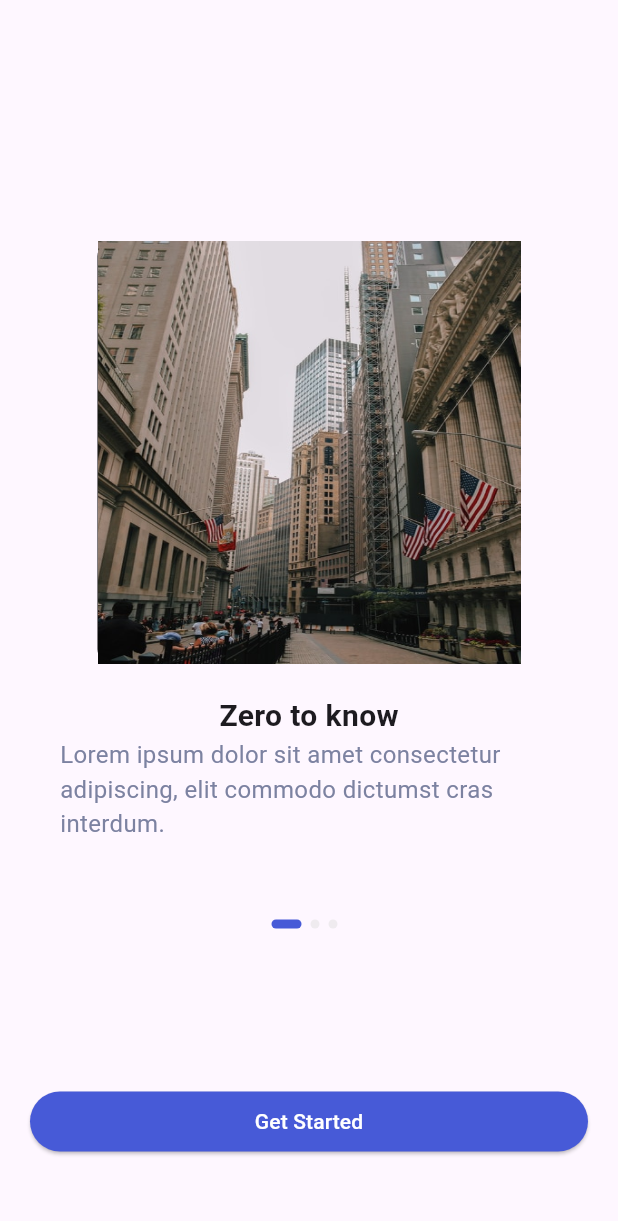
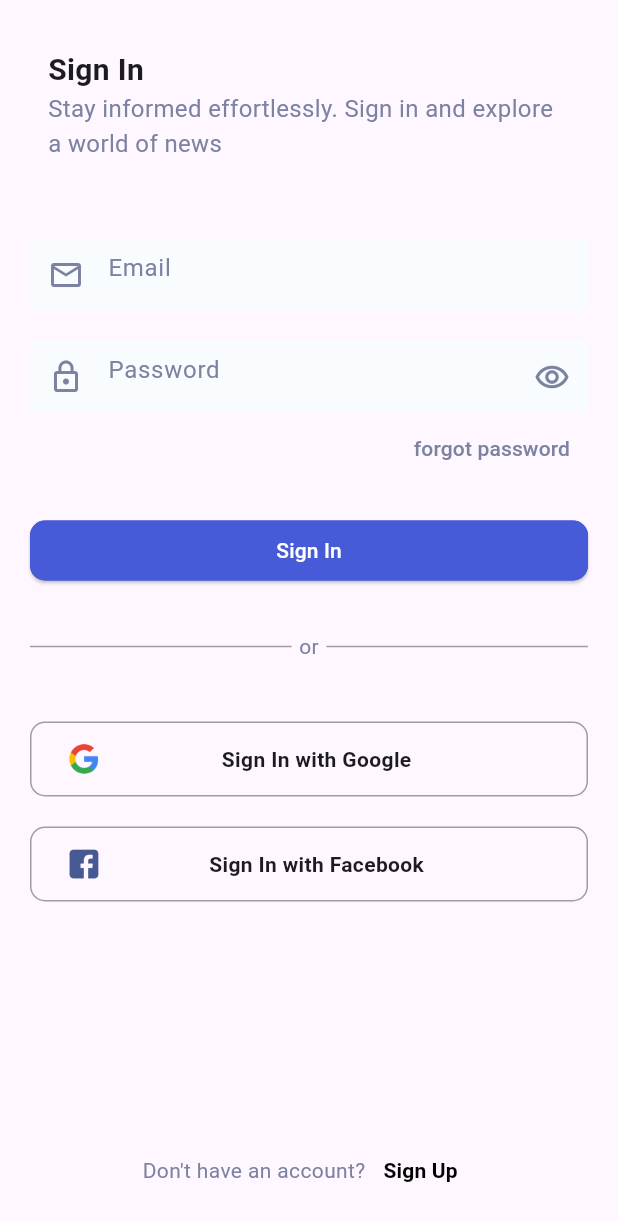
Before and after one commit to daveragos/news_test, a Flutter app: the screen it shows after launch, on a phone screen of 412 x 824 dp. Shown: the top 1221 px of the screen. Run offline on Flutter 3.47's test engine with Material 3 defaults, Android fonts, the phone set to English and light mode, and no system bars.

Commit message:
sign in page

```diff
--- a/lib/main.dart
+++ b/lib/main.dart
@@ -1,5 +1,6 @@
 import 'package:flutter/material.dart';
 import 'package:news_test/screens/onboarding.dart';
+import 'package:news_test/screens/sign_in.dart';
 
 void main() {
   runApp(const MainApp());
@@ -11,10 +12,8 @@ class MainApp extends StatelessWidget {
   @override
   Widget build(BuildContext context) {
     return const MaterialApp(
-      //change the theme of primary button
-
       debugShowCheckedModeBanner: false,
-      home: Onboarding(),
+      home: SignIn(),
     );
   }
 }
--- a/lib/screens/onboarding.dart
+++ b/lib/screens/onboarding.dart
@@ -1,4 +1,5 @@
 import 'package:flutter/material.dart';
+import 'package:news_test/widgets/c_button.dart';
 import 'package:news_test/widgets/carousel.dart';
 import 'package:news_test/widgets/dots.dart';
 
@@ -77,14 +78,10 @@ class _OnboardingState extends State<Onboarding> {
             Row(
               children: [
                 Expanded(
-                  child: ElevatedButton(
-                      onPressed: () {},
-                      style: ButtonStyle(
-                          foregroundColor:
-                              WidgetStateProperty.all(Colors.white),
-                          backgroundColor:
-                              WidgetStateProperty.all(Color(0xFF475AD7))),
-                      child: Text('Get Started')),
+                  child: CButton(
+                    text: 'Get Started',
+                    onPressed: () {},
+                  ),
                 ),
               ],
             ),
--- /dev/null
+++ b/lib/screens/sign_in.dart
@@ -0,0 +1,210 @@
+import 'package:flutter/material.dart';
+import 'package:news_test/utils/konstants.dart';
+import 'package:news_test/widgets/c_button.dart';
+import 'package:news_test/widgets/c_text_field.dart';
+import 'package:news_test/widgets/text_pair.dart';
+
+class SignIn extends StatefulWidget {
+  const SignIn({super.key});
+
+  @override
+  State<SignIn> createState() => _SignInState();
+}
+
+class _SignInState extends State<SignIn> {
+  TextEditingController emailText = TextEditingController();
+  TextEditingController passwordText = TextEditingController();
+  @override
+  Widget build(BuildContext context) {
+    return Scaffold(
+      body: SafeArea(
+        child: Padding(
+          padding: const EdgeInsets.symmetric(horizontal: 20.0),
+          child: Column(
+            mainAxisAlignment: MainAxisAlignment.start,
+            children: [
+              const SizedBox(
+                height: 20,
+              ),
+              //title
+              TextPair(
+                  title: 'Sign In',
+                  desc:
+                      'Stay informed effortlessly. Sign in and explore a world of news'),
+              const SizedBox(
+                height: 40,
+              ),
+              //EmailField
+              cTextField(
+                  passwordText: emailText,
+                  icon: Icons.email_outlined,
+                  obscure: false,
+                  hint: 'Email'),
+              const SizedBox(
+                height: 20,
+              ),
+              //PasswordField
+              cTextField(
+                passwordText: passwordText,
+                hint: 'Password',
+                icon: Icons.lock_outline,
+                obscure: true,
+              ),
+              //forgot
+              Row(
+                mainAxisAlignment: MainAxisAlignment.end,
+                children: [
+                  TextButton(
+                      onPressed: () {},
+                      child: Text(
+                        'forgot password',
+                        style: TextStyle(color: Konstants().kColor),
+                      ))
+                ],
+              ),
+              //signIn Button
+              const SizedBox(
+                height: 20,
+              ),
+              Row(
+                children: [
+                  Expanded(child: CButton(text: 'Sign In', onPressed: () {})),
+                ],
+              ),
+              const SizedBox(
+                height: 30,
+              ),
+              //or
+              Row(
+                children: [
+                  const Expanded(
+                    child: Divider(
+                      color: Colors.grey,
+                    ),
+                  ),
+                  const SizedBox(
+                    width: 5,
+                  ),
+                  Text(
+                    'or',
+                    style: TextStyle(color: Konstants().kColor),
+                  ),
+                  const SizedBox(
+                    width: 5,
+                  ),
+                  const Expanded(
+                    child: Divider(
+                      color: Colors.grey,
+                    ),
+                  ),
+                ],
+              ),
+              const SizedBox(
+                height: 40,
+              ),
+
+              //google
+              GestureDetector(
+                onTap: () {
+                  print('google');
+                },
+                child: const ImgButton(
+                  image: 'assets/images/google.png',
+                  text: 'Sign In with Google',
+                ),
+              ),
+              const SizedBox(
+                height: 20,
+              ),
+
+              //facebook
+              GestureDetector(
+                onTap: () {
+                  print('facebook');
+                },
+                child: const ImgButton(
+                    image: 'assets/images/facebook.png',
+                    text: 'Sign In with Facebook'),
+              ),
+              const Spacer(),
+
+              //signUp
+              Row(
+                mainAxisAlignment: MainAxisAlignment.center,
+                children: [
+                  Text(
+                    'Don\'t have an account?',
+                    style: TextStyle(color: Konstants().kColor),
+                  ),
+                  TextButton(
+                      onPressed: () {},
+                      child: const Text(
+                        'Sign Up',
+                        style: TextStyle(
+                            color: Colors.black, fontWeight: FontWeight.bold),
+                      )),
+                ],
+              ),
+              const SizedBox(
+                height: 20,
+              ),
+            ],
+          ),
+        ),
+      ),
+    );
+  }
+}
+
+class ImgButton extends StatelessWidget {
+  const ImgButton({
+    super.key,
+    required this.image,
+    required this.text,
+  });
+  final String image;
+  final String text;
+  @override
+  Widget build(BuildContext context) {
+    return Row(
+      children: [
+        Expanded(
+          child: Container(
+              height: 50,
+              width: 50,
+              decoration: BoxDecoration(
+                color: Colors.transparent,
+                border: Border.all(color: Colors.grey),
+                shape: BoxShape.rectangle,
+                borderRadius: BorderRadius.circular(10),
+              ),
+              child: Row(
+                mainAxisAlignment: MainAxisAlignment.center,
+                children: [
+                  Align(
+                    alignment: Alignment.centerLeft,
+                    child: Padding(
+                      padding: const EdgeInsets.only(left: 20),
+                      child: Image.asset(
+                        image,
+                        height: 30,
+                        width: 30,
+                      ),
+                    ),
+                  ),
+                  const Spacer(),
+                  Padding(
+                    padding: const EdgeInsets.only(right: 40),
+                    child: Text(
+                      text,
+                      style: const TextStyle(fontWeight: FontWeight.bold),
+                    ),
+                  ),
+                  const Spacer(),
+                ],
+              )),
+        ),
+      ],
+    );
+  }
+}
--- /dev/null
+++ b/lib/utils/konstants.dart
@@ -0,0 +1,5 @@
+import 'package:flutter/material.dart';
+
+class Konstants {
+  var kColor = Color(0xFF7C82A1);
+}
--- /dev/null
+++ b/lib/widgets/c_button.dart
@@ -0,0 +1,28 @@
+import 'package:flutter/material.dart';
+
+class CButton extends StatelessWidget {
+  CButton({
+    super.key,
+    required this.text,
+    this.onPressed,
+  });
+  final String text;
+  final VoidCallback? onPressed;
+
+  @override
+  Widget build(BuildContext context) {
+    return ElevatedButton(
+        onPressed: onPressed ?? () {},
+        style: ButtonStyle(
+          shape: WidgetStateProperty.all<RoundedRectangleBorder>(
+              RoundedRectangleBorder(
+                  borderRadius: BorderRadius.circular(10.0),
+                  side: BorderSide(color: Color(0xFF475AD7)))),
+          foregroundColor: WidgetStateProperty.all(Colors.white),
+          backgroundColor: WidgetStateProperty.all(
+            Color(0xFF475AD7),
+          ),
+        ),
+        child: Text(text));
+  }
+}
--- /dev/null
+++ b/lib/widgets/c_text_field.dart
@@ -0,0 +1,44 @@
+import 'package:flutter/material.dart';
+import 'package:news_test/utils/konstants.dart';
+
+class cTextField extends StatelessWidget {
+  const cTextField(
+      {super.key,
+      required this.passwordText,
+      required this.icon,
+      required this.obscure,
+      required this.hint});
+
+  final TextEditingController passwordText;
+  final IconData icon;
+  final bool obscure;
+  final String hint;
+
+  @override
+  Widget build(BuildContext context) {
+    return TextField(
+      controller: passwordText,
+      obscureText: obscure,
+      decoration: InputDecoration(
+          focusedBorder: InputBorder.none,
+          enabledBorder: InputBorder.none,
+          filled: true,
+          fillColor: Color(0xFFF9FCFE),
+          hintText: hint,
+          hintStyle: TextStyle(color: Konstants().kColor),
+          prefixIcon: Icon(
+            icon,
+            color: Konstants().kColor,
+          ),
+          suffixIcon: obscure
+              ? IconButton(
+                  onPressed: () {},
+                  icon: Icon(
+                    Icons.remove_red_eye_outlined,
+                    color: Konstants().kColor,
+                  ))
+              : SizedBox(),
+          border: OutlineInputBorder(borderRadius: BorderRadius.circular(10))),
+    );
+  }
+}
--- a/lib/widgets/carousel.dart
+++ b/lib/widgets/carousel.dart
@@ -1,4 +1,6 @@
 import 'package:flutter/material.dart';
+import 'package:news_test/utils/konstants.dart';
+import 'package:news_test/widgets/text_pair.dart';
 
 class Carousel extends StatelessWidget {
   const Carousel(
@@ -30,6 +32,8 @@ class Carousel extends StatelessWidget {
           ),
         ),
         SizedBox(height: 20),
+        Column(
+          children: [
             Text(
               title,
               style: const TextStyle(
@@ -42,12 +46,14 @@ class Carousel extends StatelessWidget {
               child: Text(
                 desc,
                 style: TextStyle(
-              color: Color(0xFF7C82A1),
+                  color: Konstants().kColor,
                   fontSize: 16,
                 ),
               ),
             ),
           ],
+        )
+      ],
     );
   }
 }
--- /dev/null
+++ b/lib/widgets/text_pair.dart
@@ -0,0 +1,49 @@
+import 'package:flutter/material.dart';
+import 'package:news_test/utils/konstants.dart';
+
+class TextPair extends StatelessWidget {
+  TextPair({
+    super.key,
+    required this.title,
+    required this.desc,
+    this.extra,
+  });
+
+  final String title;
+  final String desc;
+  Widget? extra;
+
+  @override
+  Widget build(BuildContext context) {
+    return Padding(
+      padding: const EdgeInsets.all(12.0),
+      child: Column(
+        crossAxisAlignment: CrossAxisAlignment.start,
+        children: [
+          Row(
+            children: [
+              Text(
+                title,
+                style: const TextStyle(
+                  fontSize: 20,
+                  fontWeight: FontWeight.bold,
+                ),
+              ),
+              SizedBox(
+                width: 20,
+              ),
+              extra ?? SizedBox(),
+            ],
+          ),
+          Text(
+            desc,
+            style: TextStyle(
+              color: Konstants().kColor,
+              fontSize: 16,
+            ),
+          ),
+        ],
+      ),
+    );
+  }
+}
--- a/pubspec.yaml
+++ b/pubspec.yaml
@@ -9,6 +9,7 @@ environment:
 dependencies:
   flutter:
     sdk: flutter
+  go_router: ^14.2.6
 
 dev_dependencies:
   flutter_test:
```
Also changed, not shown: assets/images/facebook.png (added), assets/images/google.png (added), lib/utils/routes.dart (added), pubspec.lock. Lines whose indentation alone changed are shown as unchanged.
